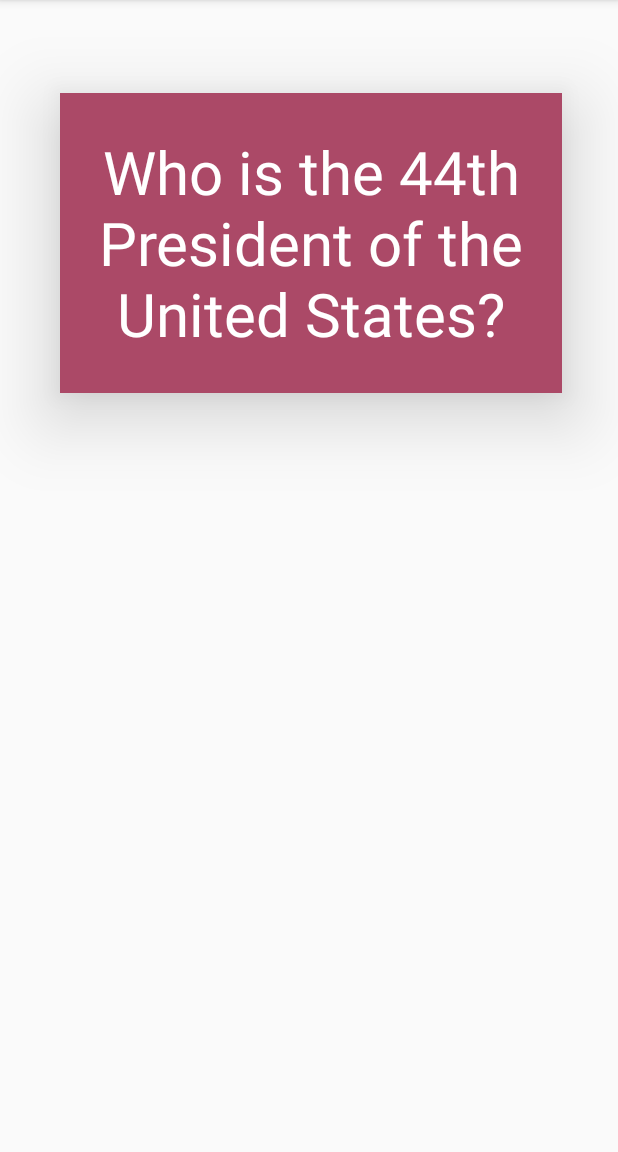
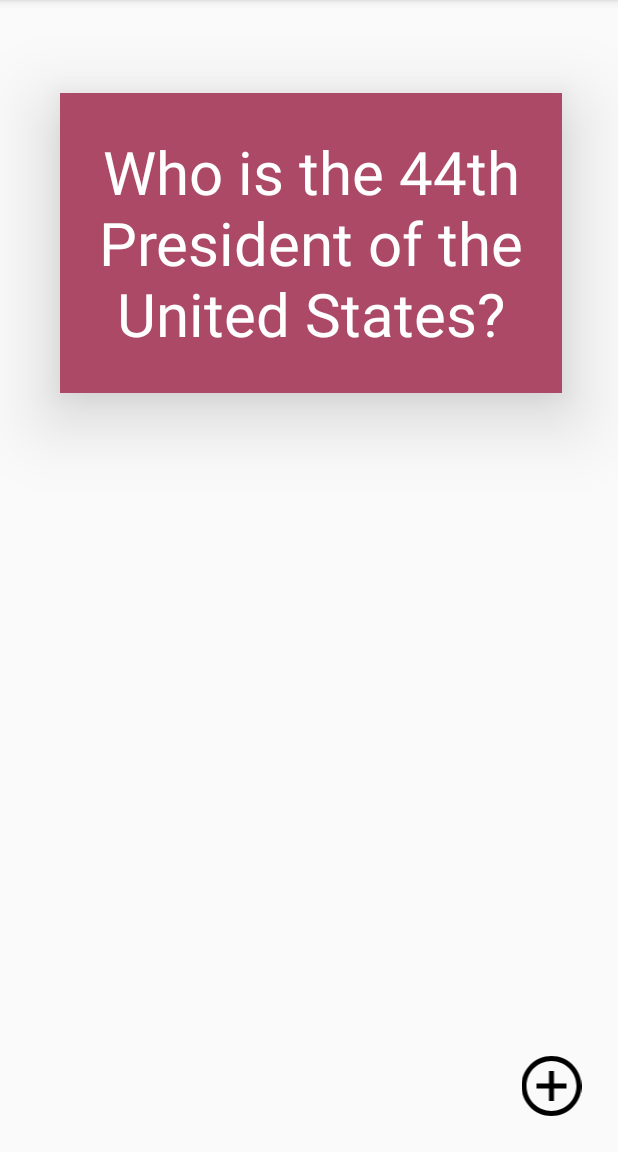
Before and after one commit to mplspunk/flashcard-frenzy-v1, an Android app: the screen it shows after launch (MainActivity), on a phone screen of 412 x 824 dp, the part 84-1236 px from its top. Run offline under Robolectric (Android 15) with nearby library versions, the phone set to English and light mode, and no system bars.

Commit message:
Added elements for Lab 2

```diff
--- a/app/src/main/AndroidManifest.xml
+++ b/app/src/main/AndroidManifest.xml
@@ -9,6 +9,7 @@
         android:roundIcon="@mipmap/ic_launcher_round"
         android:supportsRtl="true"
         android:theme="@style/AppTheme">
+        <activity android:name=".AddCardActivity"></activity>
         <activity android:name=".MainActivity">
             <intent-filter>
                 <action android:name="android.intent.action.MAIN" />
--- /dev/null
+++ b/app/src/main/res/drawable/plus_sign.xml
@@ -0,0 +1,9 @@
+<vector xmlns:android="http://schemas.android.com/apk/res/android"
+    android:width="24dp"
+    android:height="24dp"
+    android:viewportWidth="24"
+    android:viewportHeight="24">
+  <path
+      android:fillColor="#FF000000"
+      android:pathData="M12,2c5.514,0 10,4.486 10,10s-4.486,10 -10,10 -10,-4.486 -10,-10 4.486,-10 10,-10zM12,0c-6.627,0 -12,5.373 -12,12s5.373,12 12,12 12,-5.373 12,-12 -5.373,-12 -12,-12zM18,13h-5v5h-2v-5h-5v-2h5v-5h2v5h5v2z"/>
+</vector>
--- a/app/src/main/res/layout/activity_main.xml
+++ b/app/src/main/res/layout/activity_main.xml
@@ -11,6 +11,9 @@
         android:id="@+id/flashcard_question"
         android:layout_width="match_parent"
         android:layout_height="200dp"
+        android:background="@drawable/card_background"
+        android:elevation="30dp"
+        android:gravity="center"
         android:layout_alignParentStart="true"
         android:layout_alignParentTop="true"
         android:layout_alignParentEnd="true"
@@ -20,29 +23,37 @@
         android:layout_marginEnd="37dp"
         android:text="Who is the 44th President of the United States?"
         android:textSize="40sp"
-        android:textColor="@color/white"
-        android:gravity="center"
-        android:background="@drawable/card_background"
-        android:elevation="30dp" />
+        android:textColor="@color/white" />
 
     <TextView
         android:id="@+id/flashcard_answer"
+        android:visibility="invisible"
         android:layout_width="match_parent"
         android:layout_height="200dp"
+        android:background="@drawable/card_background"
+        android:elevation="30dp"
+        android:gravity="center"
         android:layout_alignParentStart="true"
         android:layout_alignParentBottom="true"
         android:layout_centerInParent="true"
-        android:layout_marginStart="44dp"
+        android:layout_marginStart="48dp"
         android:layout_marginTop="62dp"
         android:layout_marginEnd="37dp"
-        android:layout_marginBottom="467dp"
-        android:background="@drawable/card_background"
-        android:elevation="30dp"
-        android:gravity="center"
+        android:layout_marginBottom="460dp"
         android:text="Barack Obama"
-        android:textColor="@color/white"
         android:textSize="40sp"
-        android:visibility="invisible" />
+        android:textColor="@color/white" />
+
+    <ImageView
+        android:id="@+id/addBtn"
+        android:layout_width="50dp"
+        android:layout_height="50dp"
+        android:layout_alignParentEnd="true"
+        android:layout_alignParentBottom="true"
+        android:layout_marginEnd="19dp"
+        android:layout_marginBottom="14dp"
+        android:paddingBottom="10dp"
+        android:src="@drawable/plus_sign" />
 
 
 </RelativeLayout>
```
Also changed, not shown: app/src/main/java/com/example/flashcardfrenzy/AddCardActivity.java (added, +45 -0 lines), app/src/main/java/com/example/flashcardfrenzy/MainActivity.java (+26 -3 lines), app/src/main/res/drawable/cancel_x.xml (added, +9 -0 lines), app/src/main/res/drawable/save.xml (added, +9 -0 lines), app/src/main/res/layout/activity_add_card.xml (added, +55 -0 lines).
